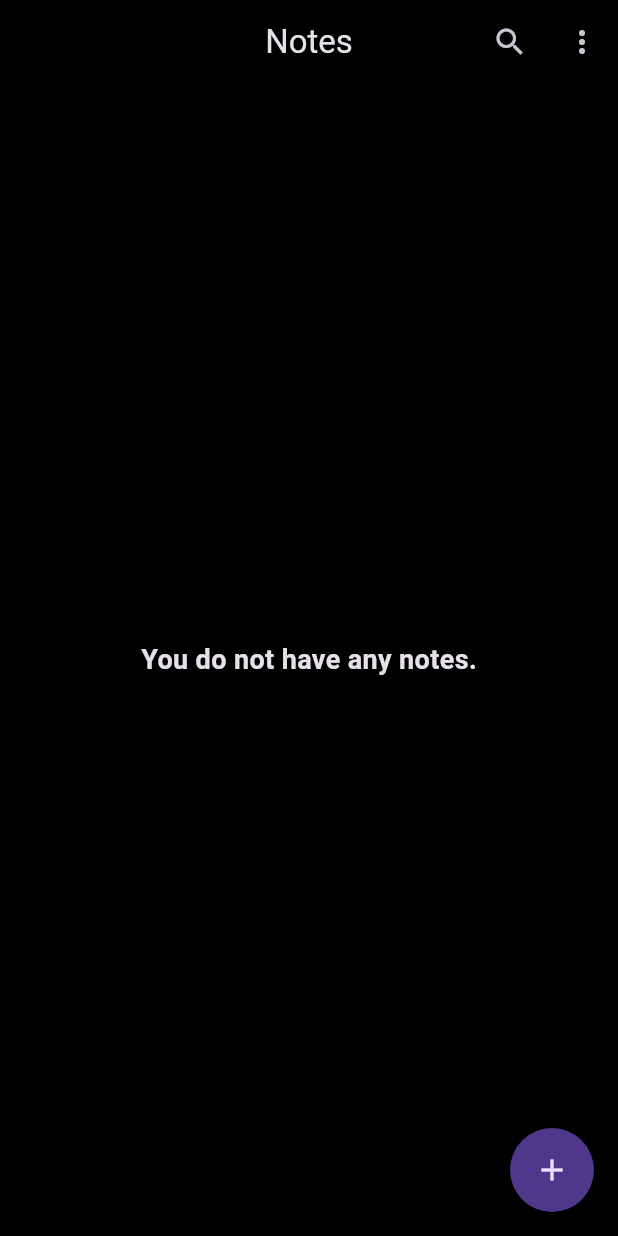
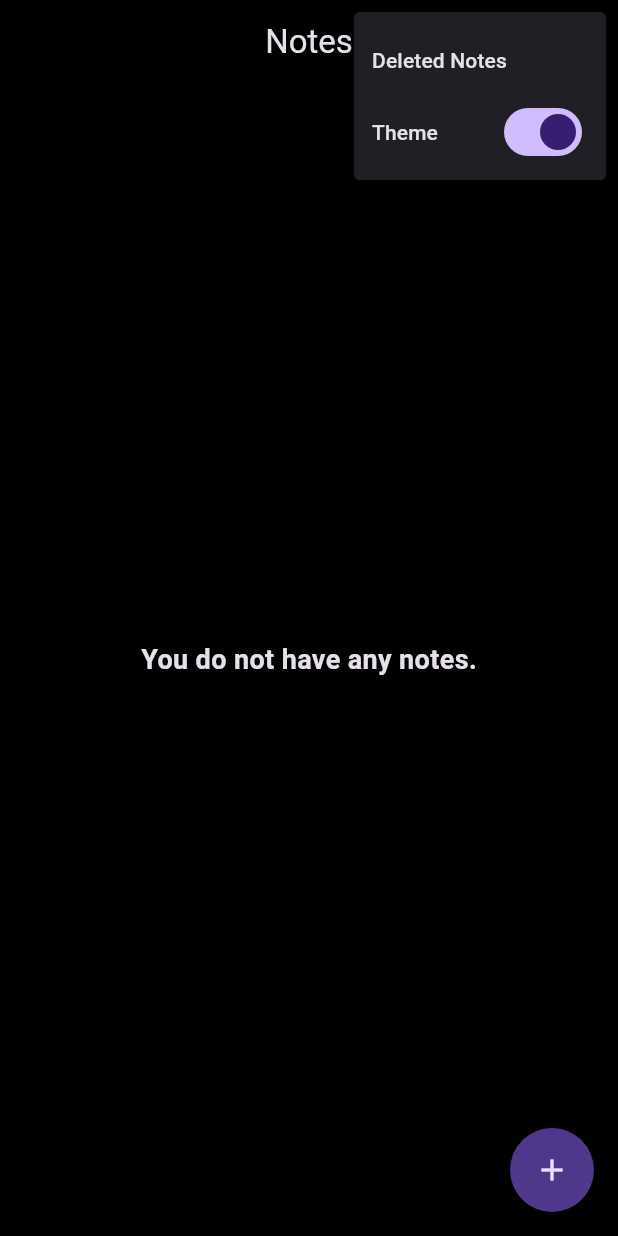
Before and after one commit to tapoban123/notes-app, a Flutter app: the screen it shows after launch, after a tap on the "more vert" icon, on a phone screen of 412 x 824 dp. Run offline on Flutter 3.47's test engine with Material 3 defaults, Android fonts, the phone set to English and light mode, and no system bars; our stand-ins replace get, sqflite; accounts and stored records are empty.

Commit message:
Working on theme toggling feature

```diff
--- a/notes_crud_app/lib/features/home/presentation/controllers/notes_binding.dart
+++ b/notes_crud_app/lib/features/home/presentation/controllers/notes_controller/notes_binding.dart
@@ -7,7 +7,7 @@ import 'package:notes_crud_app/features/home/domain/usecases/delete_note_in_db.d
 import 'package:notes_crud_app/features/home/domain/usecases/fetch_all_notes_from_db.dart';
 import 'package:notes_crud_app/features/home/domain/usecases/insert_note_into_db.dart';
 import 'package:notes_crud_app/features/home/domain/usecases/update_note_in_db.dart';
-import 'package:notes_crud_app/features/home/presentation/controllers/notes_controller.dart';
+import 'package:notes_crud_app/features/home/presentation/controllers/notes_controller/notes_controller.dart';
 
 class NotesBinding extends Bindings {
   @override
--- /dev/null
+++ b/notes_crud_app/lib/features/home/presentation/controllers/theme_controller/theme_controller.dart
@@ -0,0 +1,11 @@
+import 'package:get/get.dart';
+
+enum Themes { light, dark }
+
+class ThemeController extends GetxController {
+  final currentTheme = RxString(Themes.dark.name);
+
+  void setTheme(Themes newTheme) {
+    currentTheme.value = newTheme.name;
+  }
+}
--- a/notes_crud_app/lib/features/home/presentation/screens/add_or_edit_note_screen.dart
+++ b/notes_crud_app/lib/features/home/presentation/screens/add_or_edit_note_screen.dart
@@ -2,7 +2,7 @@ import 'package:flutter/material.dart';
 import 'package:get/get.dart';
 import 'package:notes_crud_app/core/utils/utils.dart';
 import 'package:notes_crud_app/features/home/domain/entities/note_entity.dart';
-import 'package:notes_crud_app/features/home/presentation/controllers/notes_controller.dart';
+import 'package:notes_crud_app/features/home/presentation/controllers/notes_controller/notes_controller.dart';
 import 'package:notes_crud_app/features/home/presentation/widgets/note_textfield.dart';
 import 'package:uuid/uuid.dart';
 
--- a/notes_crud_app/lib/features/home/presentation/screens/home_screen.dart
+++ b/notes_crud_app/lib/features/home/presentation/screens/home_screen.dart
@@ -1,7 +1,8 @@
 import 'package:flutter/material.dart';
 import 'package:get/get.dart';
 import 'package:notes_crud_app/core/utils/utils.dart';
-import 'package:notes_crud_app/features/home/presentation/controllers/notes_controller.dart';
+import 'package:notes_crud_app/features/home/presentation/controllers/notes_controller/notes_controller.dart';
+import 'package:notes_crud_app/features/home/presentation/controllers/theme_controller/theme_controller.dart';
 import 'package:notes_crud_app/features/home/presentation/widgets/note_tile.dart';
 import 'package:notes_crud_app/features/home/presentation/widgets/notes_search_delegate.dart';
 import 'package:notes_crud_app/routes.dart';
@@ -15,11 +16,14 @@ class HomeScreen extends StatefulWidget {
 
 class _HomeScreenState extends State<HomeScreen> {
   late NotesController notesController;
+  late ThemeController themeController;
 
   @override
   void initState() {
     notesController = Get.find();
     notesController.fetchAllNotes(null);
+
+    themeController = Get.put(ThemeController());
 
     super.initState();
   }
@@ -40,7 +44,35 @@ class _HomeScreenState extends State<HomeScreen> {
             },
             icon: Icon(Icons.search),
           ),
-          IconButton(onPressed: () {}, icon: Icon(Icons.more_vert)),
+          PopupMenuButton(
+            itemBuilder: (context) {
+              return [
+                PopupMenuItem(child: Text("Deleted Notes"), onTap: () {}),
+                PopupMenuItem(
+                  child: Row(
+                    mainAxisAlignment: MainAxisAlignment.spaceBetween,
+                    children: [
+                      Text("Theme"),
+                      Obx(
+                        () => Switch.adaptive(
+                          value:
+                              themeController.currentTheme.value ==
+                              Themes.dark.name,
+                          onChanged: (lightTheme) {
+                            if (lightTheme) {
+                              themeController.setTheme(Themes.light);
+                            } else {
+                              themeController.setTheme(Themes.dark);
+                            }
+                          },
+                        ),
+                      ),
+                    ],
+                  ),
+                ),
+              ];
+            },
+          ),
         ],
       ),
       floatingActionButton: FloatingActionButton(
--- a/notes_crud_app/lib/main.dart
+++ b/notes_crud_app/lib/main.dart
@@ -1,6 +1,9 @@
 import 'package:flutter/material.dart';
+import 'package:get/get.dart' show Get;
+import 'package:get/get_instance/get_instance.dart';
 import 'package:get/get_navigation/src/root/get_material_app.dart';
 import 'package:notes_crud_app/core/theme/themes.dart';
+import 'package:notes_crud_app/features/home/presentation/controllers/theme_controller/theme_controller.dart';
 import 'package:notes_crud_app/features/home/presentation/screens/home_screen.dart';
 import 'package:notes_crud_app/routes.dart';
 
@@ -13,12 +16,17 @@ class MyApp extends StatelessWidget {
 
   @override
   Widget build(BuildContext context) {
+    final ThemeController themeController = Get.put(ThemeController());
+
     return GetMaterialApp(
       title: 'Notes App',
       initialRoute: RouteNames.home.name,
       getPages: routes,
       debugShowCheckedModeBanner: false,
-      theme: CustomThemes.darkTheme(),
+      theme:
+          themeController.currentTheme.value == Themes.dark.name
+              ? CustomThemes.darkTheme()
+              : CustomThemes.lightTheme(),
       home: HomeScreen(),
     );
   }
--- a/notes_crud_app/lib/routes.dart
+++ b/notes_crud_app/lib/routes.dart
@@ -1,5 +1,5 @@
 import 'package:get/get_navigation/src/routes/get_route.dart';
-import 'package:notes_crud_app/features/home/presentation/controllers/notes_binding.dart';
+import 'package:notes_crud_app/features/home/presentation/controllers/notes_controller/notes_binding.dart';
 import 'package:notes_crud_app/features/home/presentation/screens/add_or_edit_note_screen.dart';
 import 'package:notes_crud_app/features/home/presentation/screens/home_screen.dart';
 
```
Also changed, not shown: notes_crud_app/lib/features/home/presentation/controllers/notes_controller/notes_controller.dart (renamed from notes_crud_app/lib/features/home/presentation/controllers/notes_controller.dart).
